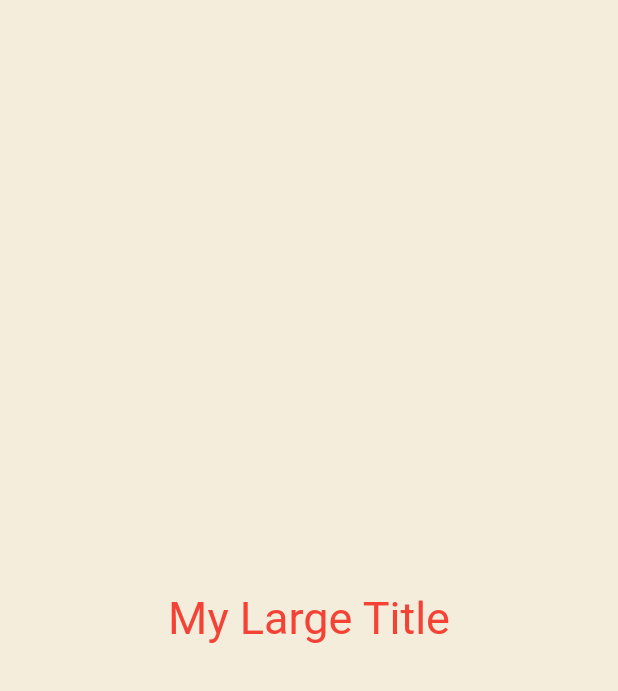
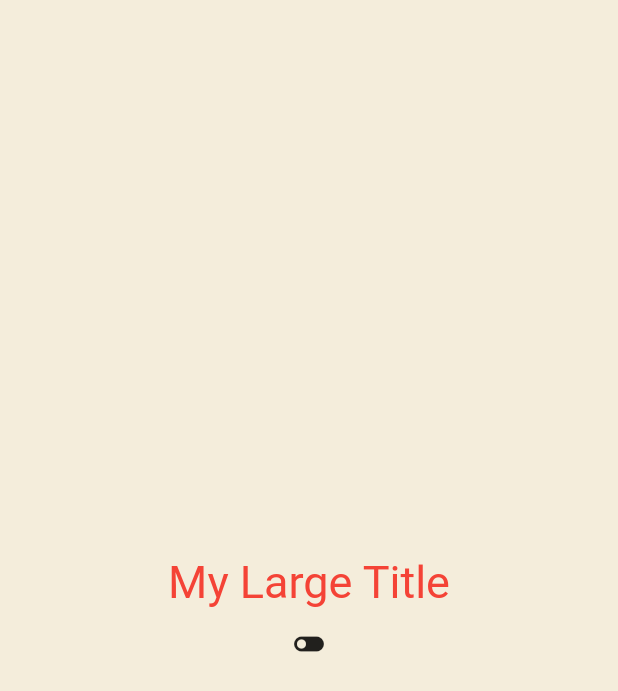
Before and after one commit to front-chan/flutter_study, a Flutter app: the screen it shows after launch, on a phone screen of 412 x 824 dp. Shown: the top 691 px of the screen. Run offline on Flutter 3.47's test engine with Material 2 defaults, Android fonts, the phone set to English and light mode, and no system bars.

```diff
--- a/lib/main.dart
+++ b/lib/main.dart
@@ -10,6 +10,14 @@ class App extends StatefulWidget {
 }
 
 class _AppState extends State<App> {
+  bool showTitle = true;
+
+  void toggleTitle() {
+    setState(() {
+      showTitle = !showTitle;
+    });
+  }
+
   @override
   Widget build(BuildContext context) {
     return MaterialApp(
@@ -25,8 +33,21 @@ class _AppState extends State<App> {
         body: Center(
           child: Column(
             mainAxisAlignment: MainAxisAlignment.center,
-            children: const [
-              MyLargeTitle(),
+            children: [
+              showTitle
+                  ? const MyLargeTitle()
+                  : const Text(
+                      'nothing',
+                      style: TextStyle(
+                        fontSize: 30,
+                      ),
+                    ),
+              IconButton(
+                onPressed: toggleTitle,
+                icon: Icon(
+                  showTitle ? Icons.toggle_off_sharp : Icons.toggle_on_sharp,
+                ),
+              )
             ],
           ),
         ),
@@ -35,13 +56,36 @@ class _AppState extends State<App> {
   }
 }
 
-class MyLargeTitle extends StatelessWidget {
+class MyLargeTitle extends StatefulWidget {
   const MyLargeTitle({
     super.key,
   });
 
   @override
+  State<MyLargeTitle> createState() => _MyLargeTitleState();
+}
+
+class _MyLargeTitleState extends State<MyLargeTitle> {
+  int count = 0;
+
+  // initState() 상태를 초기화하기 위한 메서드
+  @override
+  void initState() {
+    super.initState();
+    print('initState!');
+  }
+
+  // 위젯이 스크린에서 제거될 때 호출되는 메서드
+  // API 업데이트나 이벤트 리스너로부터 구독을 취소하거나 form의 리스너로부터 벗어나고 싶을 때 사용
+  @override
+  void dispose() {
+    super.dispose();
+    print('dispose');
+  }
+
+  @override
   Widget build(BuildContext context) {
+    print('build!');
     return Text(
       'My Large Title',
       style: TextStyle(
```
